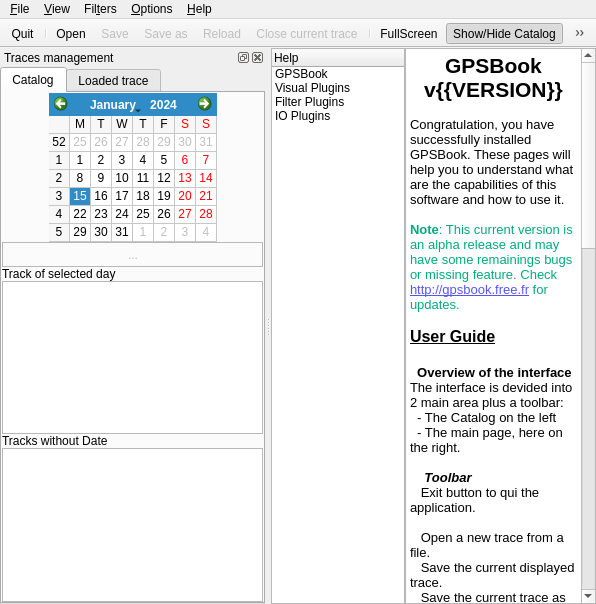
Old version of the form src/GPSBook/mainwindow.ui in the repository shujaatak/gpsbook.
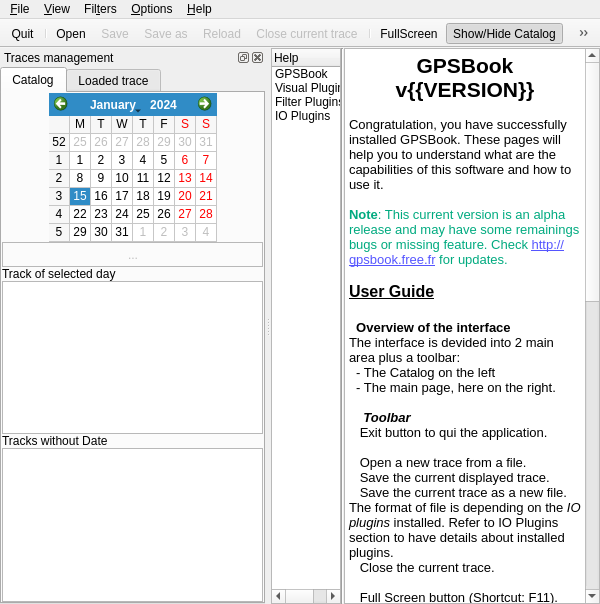
New version of the form. Icons and pictures are not drawn. Custom widgets are drawn as their Qt base class.

Commit message: Fix bugs into Graphic2D plugin, Loc Reader and main interface. Improve Graphic2D plugin (Improve the splitting feature, add cumulated distance graphs). Add 'delete' context menu into the main interface.

Diff of the .ui file:
```diff
--- a/src/GPSBook/mainwindow.ui
+++ b/src/GPSBook/mainwindow.ui
@@ -90,8 +90,90 @@
            <property name="margin">
             <number>0</number>
            </property>
+           <item>
+            <widget class="QTreeWidget" name="treeWidgetHelp">
+             <property name="sizePolicy">
+              <sizepolicy hsizetype="Expanding" vsizetype="Expanding">
+               <horstretch>0</horstretch>
+               <verstretch>0</verstretch>
+              </sizepolicy>
+             </property>
+             <property name="maximumSize">
+              <size>
+               <width>200</width>
+               <height>16777215</height>
+              </size>
+             </property>
+             <property name="editTriggers">
+              <set>QAbstractItemView::NoEditTriggers</set>
+             </property>
+             <property name="iconSize">
+              <size>
+               <width>16</width>
+               <height>16</height>
+              </size>
+             </property>
+             <property name="rootIsDecorated">
+              <bool>false</bool>
+             </property>
+             <column>
+              <property name="text">
+               <string>Help</string>
+              </property>
+             </column>
+             <item>
+              <property name="text">
+               <string>GPSBook</string>
+              </property>
+              <property name="icon">
+               <iconset resource="icons/gpsbook/gpsbook_icons.qrc">
+                <normaloff>:/icons/gpsbook/accueil.xpm</normaloff>:/icons/gpsbook/accueil.xpm</iconset>
+              </property>
+             </item>
+             <item>
+              <property name="text">
+               <string>Visual Plugins</string>
+              </property>
+              <property name="icon">
+               <iconset resource="icons/gtk/gtk_icons.qrc">
+                <normaloff>:/icons/gtk/mail-send.png</normaloff>:/icons/gtk/mail-send.png</iconset>
+              </property>
+             </item>
+             <item>
+              <property name="text">
+               <string>Filter Plugins</string>
+              </property>
+              <property name="icon">
+               <iconset resource="icons/gtk/gtk_icons.qrc">
+                <normaloff>:/icons/gtk/gnome-run.png</normaloff>:/icons/gtk/gnome-run.png</iconset>
+              </property>
+             </item>
+             <item>
+              <property name="text">
+               <string>IO Plugins</string>
+              </property>
+              <property name="icon">
+               <iconset resource="icons/gtk/gtk_icons.qrc">
+                <normaloff>:/icons/gtk/mail-send-receive.png</normaloff>:/icons/gtk/mail-send-receive.png</iconset>
+              </property>
+             </item>
+            </widget>
+           </item>
+           <item>
+            <widget class="Line" name="line">
+             <property name="orientation">
+              <enum>Qt::Vertical</enum>
+             </property>
+            </widget>
+           </item>
            <item>
             <widget class="QStackedWidget" name="stackedWidgetHelp">
+             <property name="sizePolicy">
+              <sizepolicy hsizetype="Preferred" vsizetype="Preferred">
+               <horstretch>0</horstretch>
+               <verstretch>0</verstretch>
+              </sizepolicy>
+             </property>
              <widget class="QWidget" name="stackedWidgetPage1">
               <layout class="QGridLayout" name="gridLayout">
                <property name="margin">
@@ -100,8 +182,14 @@
                <property name="spacing">
                 <number>0</number>
                </property>
-               <item row="0" column="1">
+               <item row="0" column="0">
                 <widget class="QTextEdit" name="textEdit">
+                 <property name="sizePolicy">
+                  <sizepolicy hsizetype="MinimumExpanding" vsizetype="MinimumExpanding">
+                   <horstretch>0</horstretch>
+                   <verstretch>0</verstretch>
+                  </sizepolicy>
+                 </property>
                  <property name="html">
                   <string>&lt;!DOCTYPE HTML PUBLIC &quot;-//W3C//DTD HTML 4.0//EN&quot; &quot;http://www.w3.org/TR/REC-html40/strict.dtd&quot;&gt;
 &lt;html&gt;&lt;head&gt;&lt;meta name=&quot;qrichtext&quot; content=&quot;1&quot; /&gt;&lt;style type=&quot;text/css&quot;&gt;
@@ -162,75 +250,6 @@
                  </property>
                 </widget>
                </item>
-               <item row="0" column="0">
-                <widget class="QTreeWidget" name="treeWidgetHelp">
-                 <property name="sizePolicy">
-                  <sizepolicy hsizetype="Expanding" vsizetype="Expanding">
-                   <horstretch>0</horstretch>
-                   <verstretch>0</verstretch>
-                  </sizepolicy>
-                 </property>
-                 <property name="maximumSize">
-                  <size>
-                   <width>200</width>
-                   <height>16777215</height>
-                  </size>
-                 </property>
-                 <property name="editTriggers">
-                  <set>QAbstractItemView::NoEditTriggers</set>
-                 </property>
-                 <property name="iconSize">
-                  <size>
-                   <width>16</width>
-                   <height>16</height>
-                  </size>
-                 </property>
-                 <property name="rootIsDecorated">
-                  <bool>false</bool>
-                 </property>
-                 <column>
-                  <property name="text">
-                   <string>Help</string>
-                  </property>
-                 </column>
-                 <item>
-                  <property name="text">
-                   <string>GPSBook</string>
-                  </property>
-                  <property name="icon">
-                   <iconset resource="icons/gpsbook/gpsbook_icons.qrc">
-                    <normaloff>:/icons/gpsbook/accueil.xpm</normaloff>:/icons/gpsbook/accueil.xpm</iconset>
-                  </property>
-                 </item>
-                 <item>
-                  <property name="text">
-                   <string>Visual Plugins</string>
-                  </property>
-                  <property name="icon">
-                   <iconset resource="icons/gtk/gtk_icons.qrc">
-                    <normaloff>:/icons/gtk/mail-send.png</normaloff>:/icons/gtk/mail-send.png</iconset>
-                  </property>
-                 </item>
-                 <item>
-                  <property name="text">
-                   <string>Filter Plugins</string>
-                  </property>
-                  <property name="icon">
-                   <iconset resource="icons/gtk/gtk_icons.qrc">
-                    <normaloff>:/icons/gtk/gnome-run.png</normaloff>:/icons/gtk/gnome-run.png</iconset>
-                  </property>
-                 </item>
-                 <item>
-                  <property name="text">
-                   <string>IO Plugins</string>
-                  </property>
-                  <property name="icon">
-                   <iconset resource="icons/gtk/gtk_icons.qrc">
-                    <normaloff>:/icons/gtk/mail-send-receive.png</normaloff>:/icons/gtk/mail-send-receive.png</iconset>
-                  </property>
-                 </item>
-                </widget>
-               </item>
               </layout>
              </widget>
             </widget>
@@ -674,7 +693,7 @@
      <x>0</x>
      <y>0</y>
      <width>596</width>
-     <height>26</height>
+     <height>25</height>
     </rect>
    </property>
    <property name="sizePolicy">
```
Left out of the diff: 16 changed lines with no effect on the pictures. The commit also changes 48 other files.
